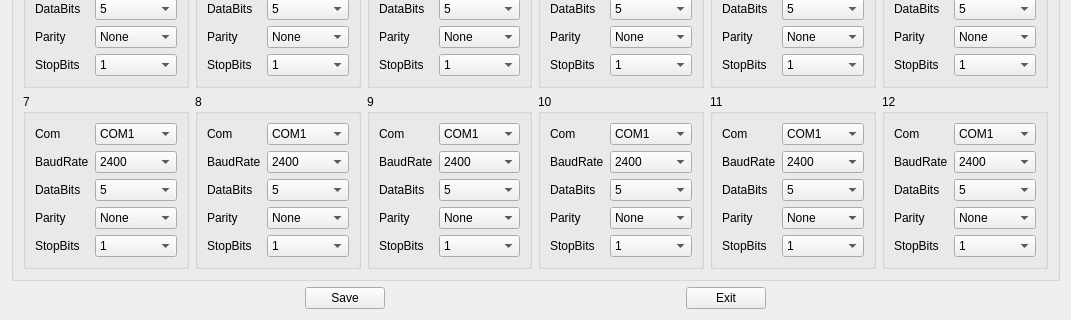
Before: the Qt Designer form source/comset/comsetdlg/ui/setcomfrm.ui in flimmy78/qtverify, drawn with Qt 5; both pictures show x 0 to 1071 and y 310 to 630 of the 1071 by 630 pixel window.
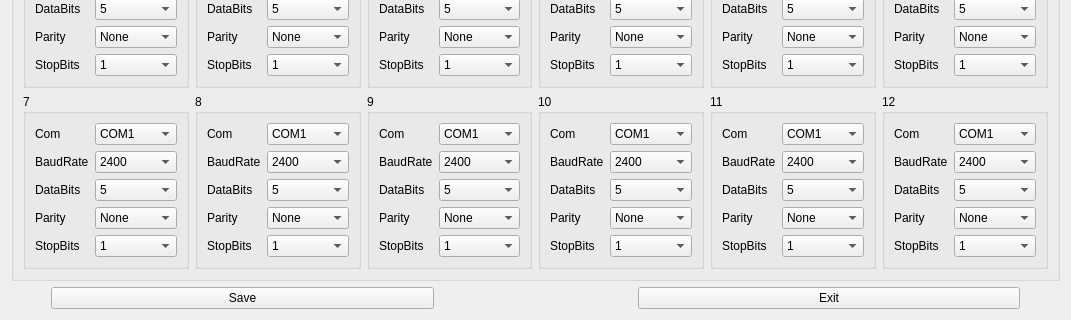
After: the same form once the commit is applied.

Commit message: 调整界面布局

The edit to the form file:
```diff
--- a/source/comset/comsetdlg/ui/setcomfrm.ui
+++ b/source/comset/comsetdlg/ui/setcomfrm.ui
@@ -13,7 +13,7 @@
   <property name="windowTitle">
    <string>SetCom</string>
   </property>
-  <layout class="QGridLayout" name="gridLayout_19">
+  <layout class="QGridLayout" name="gridLayout_20">
    <item row="0" column="0">
     <layout class="QGridLayout" name="gridLayout_18">
      <item row="0" column="0">
@@ -4121,12 +4121,15 @@
     </widget>
    </item>
    <item row="2" column="0">
-    <layout class="QHBoxLayout" name="horizontalLayout">
-     <item>
+    <layout class="QGridLayout" name="gridLayout_19">
+     <item row="0" column="0">
       <spacer name="horizontalSpacer_3">
        <property name="orientation">
         <enum>Qt::Horizontal</enum>
        </property>
+       <property name="sizeType">
+        <enum>QSizePolicy::Preferred</enum>
+       </property>
        <property name="sizeHint" stdset="0">
         <size>
          <width>40</width>
@@ -4135,18 +4138,27 @@
        </property>
       </spacer>
      </item>
-     <item>
+     <item row="0" column="1">
       <widget class="QPushButton" name="btnSave">
+       <property name="sizePolicy">
+        <sizepolicy hsizetype="Preferred" vsizetype="Fixed">
+         <horstretch>0</horstretch>
+         <verstretch>0</verstretch>
+        </sizepolicy>
+       </property>
        <property name="text">
         <string>Save</string>
        </property>
       </widget>
      </item>
-     <item>
+     <item row="0" column="2">
       <spacer name="horizontalSpacer_2">
        <property name="orientation">
         <enum>Qt::Horizontal</enum>
        </property>
+       <property name="sizeType">
+        <enum>QSizePolicy::Preferred</enum>
+       </property>
        <property name="sizeHint" stdset="0">
         <size>
          <width>198</width>
@@ -4155,18 +4167,27 @@
        </property>
       </spacer>
      </item>
-     <item>
+     <item row="0" column="3">
       <widget class="QPushButton" name="btnExit">
+       <property name="sizePolicy">
+        <sizepolicy hsizetype="Preferred" vsizetype="Fixed">
+         <horstretch>0</horstretch>
+         <verstretch>0</verstretch>
+        </sizepolicy>
+       </property>
        <property name="text">
         <string>Exit</string>
        </property>
       </widget>
      </item>
-     <item>
+     <item row="0" column="4">
       <spacer name="horizontalSpacer_4">
        <property name="orientation">
         <enum>Qt::Horizontal</enum>
        </property>
+       <property name="sizeType">
+        <enum>QSizePolicy::Preferred</enum>
+       </property>
        <property name="sizeHint" stdset="0">
         <size>
          <width>40</width>
```
The commit also changes 7 other files.
